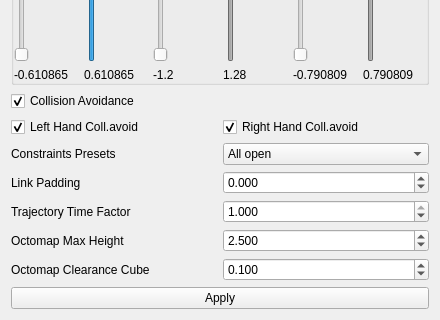
team-vigir/vigir_ocs_common, file vigir_ocs_back_joint_limit/src/joint_limit.ui: the form before one commit; both pictures show x 0 to 440 and y 242 to 562 of the 440 by 562 pixel window.
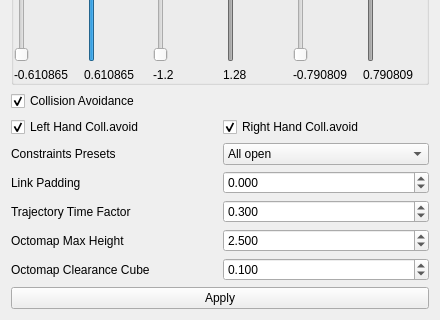
The form after the commit.

Commit message: Default time factor 0.3

```diff
--- a/vigir_ocs_back_joint_limit/src/joint_limit.ui
+++ b/vigir_ocs_back_joint_limit/src/joint_limit.ui
@@ -425,7 +425,7 @@
          <double>0.001000000000000</double>
         </property>
         <property name="value">
-         <double>1.000000000000000</double>
+         <double>0.300000000000000</double>
         </property>
        </widget>
       </item>
```
